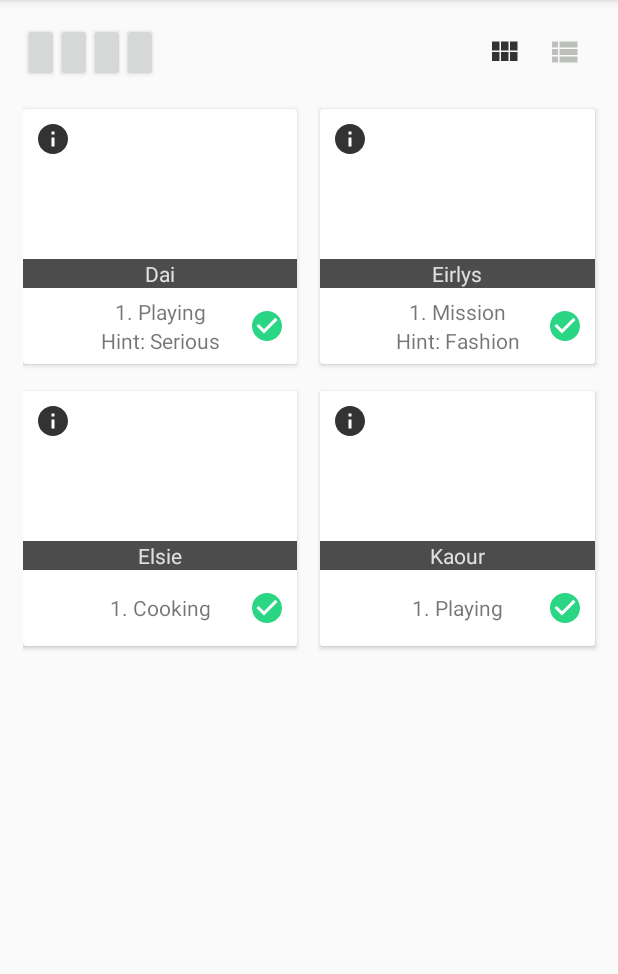
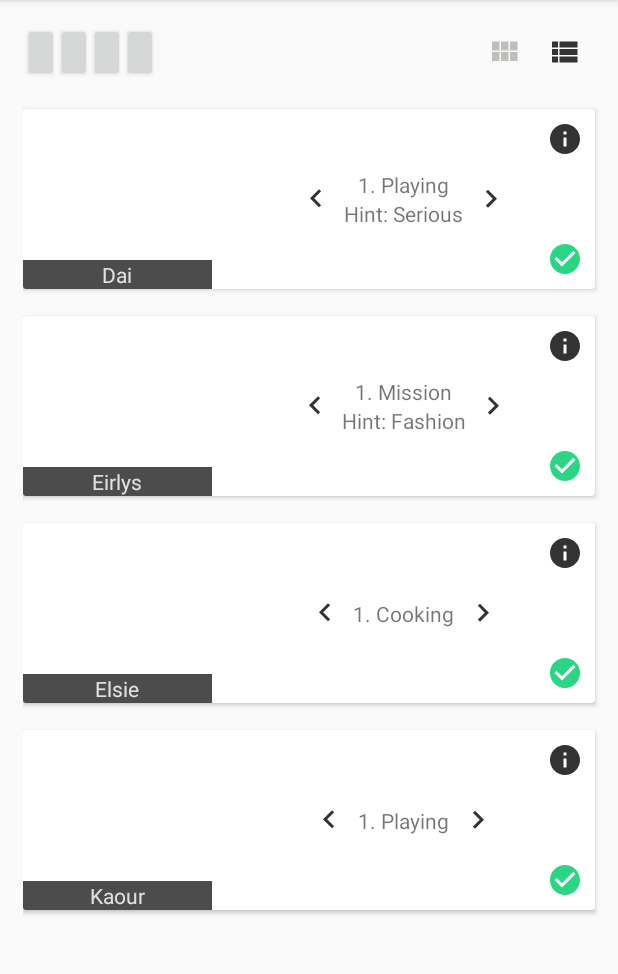
Before and after one commit to mgangulo/SquireTrackerAndroid, an Android app: the screen it shows after launch (MainActivity), on a phone screen of 412 x 824 dp, the part 84-1058 px from its top. Run offline under Robolectric (Android 15) with nearby library versions, the phone set to English and light mode, and no system bars; libraries missing offline, so code that uses them is left out: me.rishabhkhanna.customtogglebutton; plain views replace CustomToggleButton; 8 statements that could not run were skipped.

Commit message:
making list the default view and setting arrows

```diff
--- a/app/src/main/java/com/mabinogifanmade/squiretracker/MainActivity.kt
+++ b/app/src/main/java/com/mabinogifanmade/squiretracker/MainActivity.kt
@@ -39,7 +39,7 @@ class MainActivity : AppCompatActivity(), NavigationView.OnNavigationItemSelecte
         navView.setNavigationItemSelectedListener(this)
         val squireList:ArrayList<Squire> = arrayListOf(Squire.DAI,Squire.EIRLYS,Squire.ELSIE,Squire.KAOUR)
         val recyclerView: RecyclerView = findViewById(R.id.squireRecyclerView)
-        recyclerView.adapter = MiniSquireAdapter(squireList,this,true)
+        recyclerView.adapter = MiniSquireAdapter(squireList,this,false)
         val radioList: RadioGroup = findViewById(R.id.listOption)
         radioList.setOnCheckedChangeListener { group, checkedId ->
             if (checkedId == R.id.gridRadioOption){
--- a/app/src/main/res/layout/content_main.xml
+++ b/app/src/main/res/layout/content_main.xml
@@ -100,7 +100,7 @@
             android:layout_height="wrap_content"
             android:layout_gravity="center"
             android:button="@drawable/radio_grid"
-            android:checked="true"
+            android:checked="false"
             android:gravity="center"
             android:padding="@dimen/padding_button"
             android:text="" />
@@ -111,7 +111,7 @@
             android:layout_height="wrap_content"
             android:layout_gravity="center"
             android:button="@drawable/radio_list"
-            android:checked="false"
+            android:checked="true"
             android:gravity="center"
             android:padding="@dimen/padding_button"
             android:text="" />
@@ -131,7 +131,7 @@
         app:layout_constraintEnd_toEndOf="parent"
         app:layout_constraintStart_toStartOf="parent"
         app:layout_constraintTop_toBottomOf="@id/listOption"
-        app:spanCount="2">
+        app:spanCount="1">
 
     </androidx.recyclerview.widget.RecyclerView>
 
--- a/app/src/main/res/layout/grid_squire_item.xml
+++ b/app/src/main/res/layout/grid_squire_item.xml
@@ -101,24 +101,22 @@
             android:layout_height="wrap_content"
             android:background="?attr/selectableItemBackgroundBorderless"
             android:src="@drawable/ic_arrow_left"
-            app:layout_constraintBottom_toBottomOf="parent"
+            app:layout_constraintBottom_toBottomOf="@id/sequenceRelative"
             app:layout_constraintEnd_toStartOf="@id/sequenceRelative"
             app:layout_constraintTop_toTopOf="@id/sequenceRelative"
             app:layout_constraintStart_toStartOf="parent"
             android:id="@+id/previous"
-            app:layout_constraintVertical_bias="0"
-            android:visibility="gone"/>
+            app:layout_constraintHorizontal_bias="1"/>
 
         <ImageButton
             android:layout_width="wrap_content"
             android:layout_height="wrap_content"
             android:background="?attr/selectableItemBackgroundBorderless"
             android:src="@drawable/ic_arrow_right"
-            app:layout_constraintBottom_toBottomOf="parent"
+            app:layout_constraintBottom_toBottomOf="@id/sequenceRelative"
             app:layout_constraintEnd_toEndOf="parent"
             app:layout_constraintStart_toEndOf="@id/sequenceRelative"
             app:layout_constraintTop_toTopOf="@id/sequenceRelative"
-            app:layout_constraintVertical_bias="0"
             android:id="@+id/next"
             android:visibility="gone"/>
     </androidx.constraintlayout.widget.ConstraintLayout>
--- a/app/src/main/res/layout/mini_squire_item.xml
+++ b/app/src/main/res/layout/mini_squire_item.xml
@@ -102,26 +102,24 @@
             android:layout_height="wrap_content"
             android:background="?attr/selectableItemBackgroundBorderless"
             android:src="@drawable/ic_arrow_left"
-            app:layout_constraintBottom_toBottomOf="parent"
+            app:layout_constraintBottom_toBottomOf="@id/sequenceRelative"
             app:layout_constraintEnd_toStartOf="@id/sequenceRelative"
             app:layout_constraintTop_toTopOf="@id/sequenceRelative"
             app:layout_constraintStart_toStartOf="@id/imageGuideline"
             android:id="@+id/previous"
-            app:layout_constraintVertical_bias="0"
-            android:visibility="gone"/>
+            app:layout_constraintHorizontal_bias=".9"/>
 
         <ImageButton
             android:layout_width="wrap_content"
             android:layout_height="wrap_content"
             android:background="?attr/selectableItemBackgroundBorderless"
             android:src="@drawable/ic_arrow_right"
-            app:layout_constraintBottom_toBottomOf="parent"
+            app:layout_constraintBottom_toBottomOf="@id/sequenceRelative"
             app:layout_constraintEnd_toEndOf="parent"
             app:layout_constraintStart_toEndOf="@id/sequenceRelative"
             app:layout_constraintTop_toTopOf="@id/sequenceRelative"
-            app:layout_constraintVertical_bias="0"
             android:id="@+id/next"
-            android:visibility="gone"/>
+            app:layout_constraintHorizontal_bias="0.1"/>
     </androidx.constraintlayout.widget.ConstraintLayout>
 
 </androidx.cardview.widget.CardView>
```
